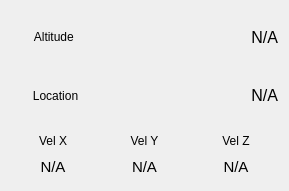
The window that GS/GUI/movementwidget.ui (UCI-UAVForge/GroundStation) describes before a commit, drawn with Qt 5.
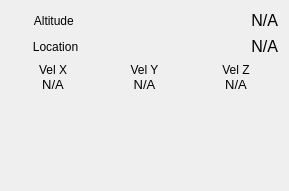
The same window after the commit.

What changed in the file:
```diff
--- a/GS/GUI/movementwidget.ui
+++ b/GS/GUI/movementwidget.ui
@@ -164,7 +164,7 @@
      </property>
     </widget>
    </item>
-   <item row="4" column="1" colspan="3">
+   <item row="5" column="1" colspan="3">
     <layout class="QGridLayout" name="gridLayout_2">
      <property name="horizontalSpacing">
       <number>7</number>
@@ -176,7 +176,7 @@
       <widget class="QLabel" name="velY">
        <property name="font">
         <font>
-         <pointsize>11</pointsize>
+         <pointsize>10</pointsize>
         </font>
        </property>
        <property name="styleSheet">
@@ -197,7 +197,7 @@
       <widget class="QLabel" name="velX">
        <property name="font">
         <font>
-         <pointsize>11</pointsize>
+         <pointsize>10</pointsize>
         </font>
        </property>
        <property name="styleSheet">
@@ -268,7 +268,7 @@
       <widget class="QLabel" name="velZ">
        <property name="font">
         <font>
-         <pointsize>11</pointsize>
+         <pointsize>10</pointsize>
         </font>
        </property>
        <property name="styleSheet">
@@ -312,6 +312,22 @@
      </item>
     </layout>
    </item>
+   <item row="6" column="2">
+    <spacer name="verticalSpacer_2">
+     <property name="orientation">
+      <enum>Qt::Vertical</enum>
+     </property>
+     <property name="sizeType">
+      <enum>QSizePolicy::MinimumExpanding</enum>
+     </property>
+     <property name="sizeHint" stdset="0">
+      <size>
+       <width>20</width>
+       <height>0</height>
+      </size>
+     </property>
+    </spacer>
+   </item>
   </layout>
  </widget>
  <resources/>
```
Left out of the diff: 2 changed lines with no effect on the pictures.
